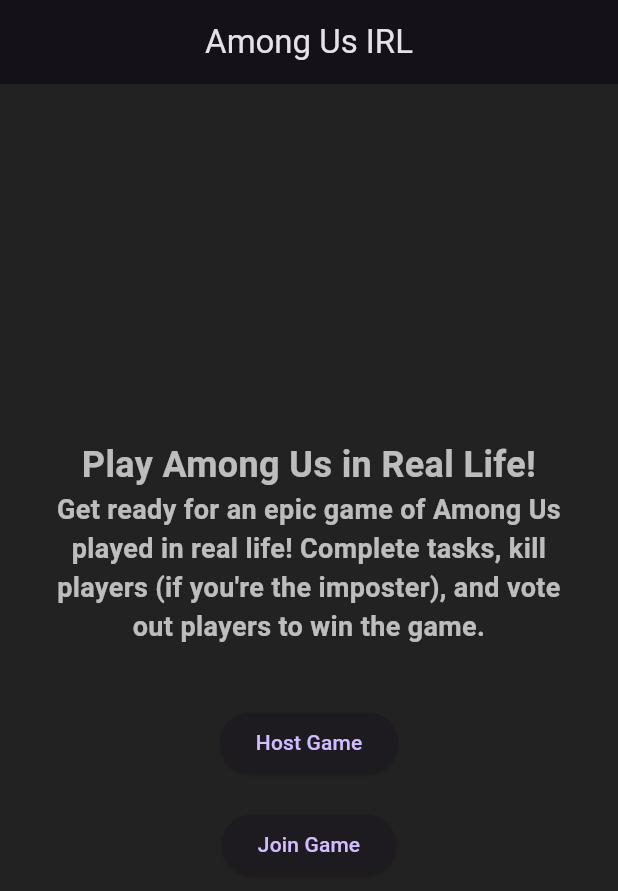
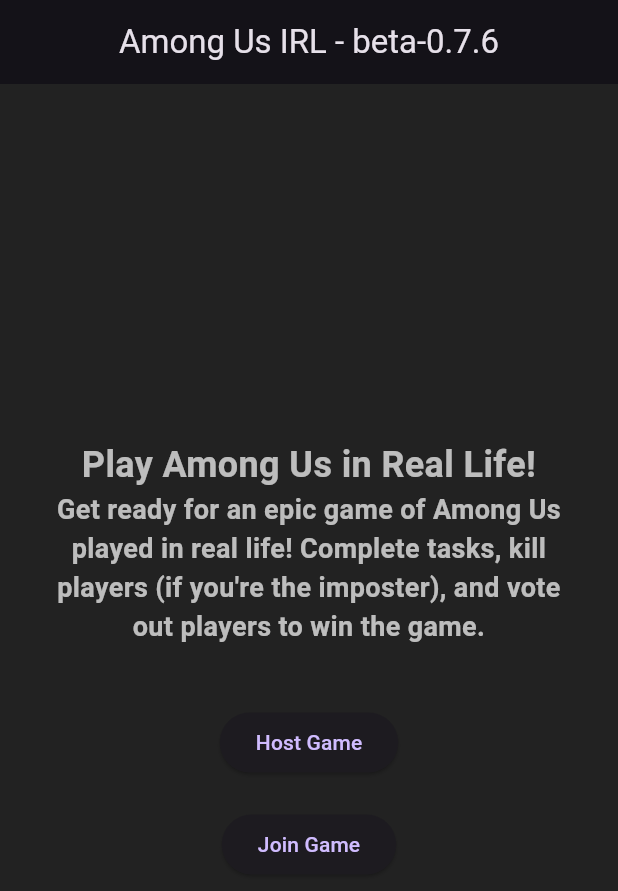
Before and after one commit to ElecYT/among_us_irl, a Flutter app: the screen it shows after launch, on a phone screen of 412 x 824 dp. Shown: the top 891 px of the screen. Run offline on Flutter 3.47's test engine with Material 3 defaults, Android fonts, the light colour scheme and no system bars; our stand-ins replace cloud_firestore, firebase_core; accounts and stored records are empty.

Commit message:
added versioning

```diff
--- a/lib/main.dart
+++ b/lib/main.dart
@@ -87,7 +87,7 @@
   Widget build(BuildContext context) {
     return Scaffold(
       appBar: AppBar(
-        title: const Text('Among Us IRL'),
+        title: const Text('Among Us IRL - beta-0.7.6'),
         centerTitle: true,
       ),
       body: Center(
```
Also changed, not shown: 3 other files.
